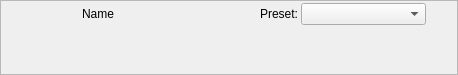
falkTX/Carla, file resources/ui/carla_plugin_zynfx.ui: the form before one commit.
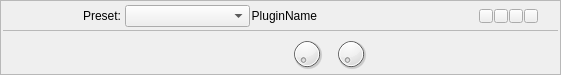
The form after the commit. Icons and pictures are not drawn. Custom widgets are drawn as their Qt base class.

Patch:
```diff
--- a/resources/ui/carla_plugin_zynfx.ui
+++ b/resources/ui/carla_plugin_zynfx.ui
@@ -6,7 +6,7 @@
    <rect>
     <x>0</x>
     <y>0</y>
-    <width>458</width>
+    <width>559</width>
     <height>75</height>
    </rect>
   </property>
@@ -22,128 +22,58 @@
   <property name="frameShadow">
    <enum>QFrame::Raised</enum>
   </property>
-  <layout class="QGridLayout" name="gridLayout">
+  <layout class="QVBoxLayout" name="verticalLayout">
+   <property name="spacing">
+    <number>1</number>
+   </property>
    <property name="leftMargin">
-    <number>4</number>
+    <number>2</number>
    </property>
    <property name="topMargin">
-    <number>2</number>
+    <number>3</number>
    </property>
    <property name="rightMargin">
-    <number>4</number>
+    <number>2</number>
    </property>
    <property name="bottomMargin">
-    <number>2</number>
-   </property>
-   <property name="horizontalSpacing">
-    <number>2</number>
-   </property>
-   <property name="verticalSpacing">
     <number>0</number>
    </property>
-   <item row="0" column="0" rowspan="2">
-    <widget class="DigitalPeakMeter" name="peak_in" native="true">
-     <property name="minimumSize">
-      <size>
-       <width>25</width>
-       <height>0</height>
-      </size>
-     </property>
-     <property name="maximumSize">
-      <size>
-       <width>25</width>
-       <height>16777215</height>
-      </size>
-     </property>
-    </widget>
-   </item>
-   <item row="0" column="4" rowspan="2">
-    <widget class="DigitalPeakMeter" name="peak_out" native="true">
-     <property name="minimumSize">
-      <size>
-       <width>25</width>
-       <height>0</height>
-      </size>
-     </property>
-     <property name="maximumSize">
-      <size>
-       <width>25</width>
-       <height>16777215</height>
-      </size>
-     </property>
-    </widget>
-   </item>
-   <item row="1" column="2">
-    <widget class="QWidget" name="container" native="true">
-     <layout class="QHBoxLayout" name="horizontalLayout">
-      <item>
-       <spacer name="horizontalSpacer">
-        <property name="orientation">
-         <enum>Qt::Horizontal</enum>
-        </property>
-        <property name="sizeHint" stdset="0">
-         <size>
-          <width>306</width>
-          <height>20</height>
-         </size>
-        </property>
-       </spacer>
-      </item>
-     </layout>
-    </widget>
-   </item>
-   <item row="1" column="3">
-    <spacer name="horizontalSpacer_4">
-     <property name="orientation">
-      <enum>Qt::Horizontal</enum>
-     </property>
-     <property name="sizeType">
-      <enum>QSizePolicy::Fixed</enum>
-     </property>
-     <property name="sizeHint" stdset="0">
-      <size>
-       <width>5</width>
-       <height>5</height>
-      </size>
-     </property>
-    </spacer>
-   </item>
-   <item row="1" column="1">
-    <spacer name="horizontalSpacer_3">
-     <property name="orientation">
-      <enum>Qt::Horizontal</enum>
-     </property>
-     <property name="sizeType">
-      <enum>QSizePolicy::Fixed</enum>
-     </property>
-     <property name="sizeHint" stdset="0">
-      <size>
-       <width>5</width>
-       <height>5</height>
-      </size>
-     </property>
-    </spacer>
-   </item>
-   <item row="0" column="1" colspan="3">
+   <item>
     <layout class="QHBoxLayout" name="horizontalLayout_2">
      <property name="spacing">
-      <number>3</number>
+      <number>1</number>
      </property>
      <property name="margin">
       <number>0</number>
      </property>
+     <item>
+      <spacer name="horizontalSpacer_5">
+       <property name="orientation">
+        <enum>Qt::Horizontal</enum>
+       </property>
+       <property name="sizeType">
+        <enum>QSizePolicy::Fixed</enum>
+       </property>
+       <property name="sizeHint" stdset="0">
+        <size>
+         <width>20</width>
+         <height>1</height>
+        </size>
+       </property>
+      </spacer>
+     </item>
      <item>
       <widget class="PixmapButton" name="b_enable">
        <property name="minimumSize">
         <size>
-         <width>22</width>
-         <height>22</height>
+         <width>24</width>
+         <height>24</height>
         </size>
        </property>
        <property name="maximumSize">
         <size>
-         <width>22</width>
-         <height>22</height>
+         <width>24</width>
+         <height>24</height>
         </size>
        </property>
        <property name="text">
@@ -171,14 +101,14 @@
       <widget class="PixmapButton" name="b_edit">
        <property name="minimumSize">
         <size>
-         <width>22</width>
-         <height>22</height>
+         <width>24</width>
+         <height>24</height>
         </size>
        </property>
        <property name="maximumSize">
         <size>
-         <width>22</width>
-         <height>22</height>
+         <width>24</width>
+         <height>24</height>
         </size>
        </property>
        <property name="text">
@@ -202,28 +132,18 @@
        </property>
       </widget>
      </item>
-     <item>
-      <widget class="QLabel" name="label_name">
-       <property name="text">
-        <string>Name</string>
-       </property>
-       <property name="textFormat">
-        <enum>Qt::PlainText</enum>
-       </property>
-       <property name="alignment">
-        <set>Qt::AlignLeading|Qt::AlignLeft|Qt::AlignVCenter</set>
-       </property>
-      </widget>
-     </item>
      <item>
       <spacer name="horizontalSpacer_2">
        <property name="orientation">
         <enum>Qt::Horizontal</enum>
        </property>
+       <property name="sizeType">
+        <enum>QSizePolicy::Fixed</enum>
+       </property>
        <property name="sizeHint" stdset="0">
         <size>
-         <width>138</width>
-         <height>20</height>
+         <width>10</width>
+         <height>10</height>
         </size>
        </property>
       </spacer>
@@ -238,6 +158,22 @@
        </property>
       </widget>
      </item>
+     <item>
+      <spacer name="horizontalSpacer_7">
+       <property name="orientation">
+        <enum>Qt::Horizontal</enum>
+       </property>
+       <property name="sizeType">
+        <enum>QSizePolicy::Fixed</enum>
+       </property>
+       <property name="sizeHint" stdset="0">
+        <size>
+         <width>3</width>
+         <height>10</height>
+        </size>
+       </property>
+      </spacer>
+     </item>
      <item>
       <widget class="QComboBox" name="cb_presets">
        <property name="minimumSize">
@@ -248,6 +184,327 @@
        </property>
       </widget>
      </item>
+     <item>
+      <spacer name="horizontalSpacer_8">
+       <property name="orientation">
+        <enum>Qt::Horizontal</enum>
+       </property>
+       <property name="sizeHint" stdset="0">
+        <size>
+         <width>40</width>
+         <height>20</height>
+        </size>
+       </property>
+      </spacer>
+     </item>
+     <item>
+      <widget class="QLabel" name="label_name">
+       <property name="text">
+        <string>PluginName</string>
+       </property>
+       <property name="textFormat">
+        <enum>Qt::PlainText</enum>
+       </property>
+       <property name="alignment">
+        <set>Qt::AlignRight|Qt::AlignTrailing|Qt::AlignVCenter</set>
+       </property>
+      </widget>
+     </item>
+     <item>
+      <spacer name="horizontalSpacer">
+       <property name="orientation">
+        <enum>Qt::Horizontal</enum>
+       </property>
+       <property name="sizeHint" stdset="0">
+        <size>
+         <width>40</width>
+         <height>20</height>
+        </size>
+       </property>
+      </spacer>
+     </item>
+     <item>
+      <widget class="QLabel" name="spacer_counter">
+       <property name="minimumSize">
+        <size>
+         <width>160</width>
+         <height>0</height>
+        </size>
+       </property>
+       <property name="maximumSize">
+        <size>
+         <width>160</width>
+         <height>16777215</height>
+        </size>
+       </property>
+       <property name="text">
+        <string/>
+       </property>
+       <property name="alignment">
+        <set>Qt::AlignCenter</set>
+       </property>
+      </widget>
+     </item>
+     <item>
+      <widget class="LEDButton" name="led_control">
+       <property name="minimumSize">
+        <size>
+         <width>14</width>
+         <height>14</height>
+        </size>
+       </property>
+       <property name="maximumSize">
+        <size>
+         <width>14</width>
+         <height>14</height>
+        </size>
+       </property>
+       <property name="text">
+        <string/>
+       </property>
+       <property name="checkable">
+        <bool>true</bool>
+       </property>
+      </widget>
+     </item>
+     <item>
+      <widget class="LEDButton" name="led_midi">
+       <property name="minimumSize">
+        <size>
+         <width>14</width>
+         <height>14</height>
+        </size>
+       </property>
+       <property name="maximumSize">
+        <size>
+         <width>14</width>
+         <height>14</height>
+        </size>
+       </property>
+       <property name="text">
+        <string/>
+       </property>
+       <property name="checkable">
+        <bool>true</bool>
+       </property>
+      </widget>
+     </item>
+     <item>
+      <widget class="LEDButton" name="led_audio_in">
+       <property name="minimumSize">
+        <size>
+         <width>14</width>
+         <height>14</height>
+        </size>
+       </property>
+       <property name="maximumSize">
+        <size>
+         <width>14</width>
+         <height>14</height>
+        </size>
+       </property>
+       <property name="text">
+        <string/>
+       </property>
+       <property name="checkable">
+        <bool>true</bool>
+       </property>
+      </widget>
+     </item>
+     <item>
+      <widget class="LEDButton" name="led_audio_out">
+       <property name="minimumSize">
+        <size>
+         <width>14</width>
+         <height>14</height>
+        </size>
+       </property>
+       <property name="maximumSize">
+        <size>
+         <width>14</width>
+         <height>14</height>
+        </size>
+       </property>
+       <property name="text">
+        <string/>
+       </property>
+       <property name="checkable">
+        <bool>true</bool>
+       </property>
+      </widget>
+     </item>
+     <item>
+      <spacer name="horizontalSpacer_6">
+       <property name="orientation">
+        <enum>Qt::Horizontal</enum>
+       </property>
+       <property name="sizeType">
+        <enum>QSizePolicy::Fixed</enum>
+       </property>
+       <property name="sizeHint" stdset="0">
+        <size>
+         <width>20</width>
+         <height>1</height>
+        </size>
+       </property>
+      </spacer>
+     </item>
+    </layout>
+   </item>
+   <item>
+    <widget class="Line" name="line">
+     <property name="lineWidth">
+      <number>0</number>
+     </property>
+     <property name="midLineWidth">
+      <number>1</number>
+     </property>
+     <property name="orientation">
+      <enum>Qt::Horizontal</enum>
+     </property>
+    </widget>
+   </item>
+   <item>
+    <layout class="QHBoxLayout" name="horizontalLayout_3">
+     <property name="spacing">
+      <number>10</number>
+     </property>
+     <property name="topMargin">
+      <number>2</number>
+     </property>
+     <item>
+      <widget class="QWidget" name="w_screws_left" native="true">
+       <property name="minimumSize">
+        <size>
+         <width>20</width>
+         <height>0</height>
+        </size>
+       </property>
+       <property name="maximumSize">
+        <size>
+         <width>20</width>
+         <height>16777215</height>
+        </size>
+       </property>
+      </widget>
+     </item>
+     <item>
+      <widget class="QWidget" name="w_knobs" native="true">
+       <layout class="QHBoxLayout" name="horizontalLayout_4"/>
+      </widget>
+     </item>
+     <item>
+      <spacer name="horizontalSpacer_3">
+       <property name="orientation">
+        <enum>Qt::Horizontal</enum>
+       </property>
+       <property name="sizeHint" stdset="0">
+        <size>
+         <width>40</width>
+         <height>20</height>
+        </size>
+       </property>
+      </spacer>
+     </item>
+     <item>
+      <widget class="PixmapDial" name="dial_drywet">
+       <property name="minimumSize">
+        <size>
+         <width>34</width>
+         <height>34</height>
+        </size>
+       </property>
+       <property name="maximumSize">
+        <size>
+         <width>34</width>
+         <height>34</height>
+        </size>
+       </property>
+      </widget>
+     </item>
+     <item>
+      <widget class="PixmapDial" name="dial_vol">
+       <property name="minimumSize">
+        <size>
+         <width>34</width>
+         <height>34</height>
+        </size>
+       </property>
+       <property name="maximumSize">
+        <size>
+         <width>34</width>
+         <height>34</height>
+        </size>
+       </property>
+      </widget>
+     </item>
+     <item>
+      <layout class="QVBoxLayout" name="verticalLayout_3">
+       <property name="spacing">
+        <number>1</number>
+       </property>
+       <property name="leftMargin">
+        <number>0</number>
+       </property>
+       <property name="topMargin">
+        <number>0</number>
+       </property>
+       <property name="rightMargin">
+        <number>0</number>
+       </property>
+       <property name="bottomMargin">
+        <number>4</number>
+       </property>
+       <item>
+        <widget class="DigitalPeakMeter" name="peak_in" native="true">
+         <property name="minimumSize">
+          <size>
+           <width>150</width>
+           <height>0</height>
+          </size>
+         </property>
+         <property name="maximumSize">
+          <size>
+           <width>150</width>
+           <height>16777215</height>
+          </size>
+         </property>
+        </widget>
+       </item>
+       <item>
+        <widget class="DigitalPeakMeter" name="peak_out" native="true">
+         <property name="minimumSize">
+          <size>
+           <width>150</width>
+           <height>0</height>
+          </size>
+         </property>
+         <property name="maximumSize">
+          <size>
+           <width>150</width>
+           <height>16777215</height>
+          </size>
+         </property>
+        </widget>
+       </item>
+      </layout>
+     </item>
+     <item>
+      <widget class="QWidget" name="w_screws_right" native="true">
+       <property name="minimumSize">
+        <size>
+         <width>20</width>
+         <height>0</height>
+        </size>
+       </property>
+       <property name="maximumSize">
+        <size>
+         <width>20</width>
+         <height>16777215</height>
+        </size>
+       </property>
+      </widget>
+     </item>
     </layout>
    </item>
   </layout>
@@ -259,11 +516,21 @@
    <header>digitalpeakmeter.h</header>
    <container>1</container>
   </customwidget>
+  <customwidget>
+   <class>LEDButton</class>
+   <extends>QPushButton</extends>
+   <header>ledbutton.h</header>
+  </customwidget>
   <customwidget>
    <class>PixmapButton</class>
    <extends>QPushButton</extends>
    <header>pixmapbutton.h</header>
   </customwidget>
+  <customwidget>
+   <class>PixmapDial</class>
+   <extends>QDial</extends>
+   <header>pixmapdial.h</header>
+  </customwidget>
  </customwidgets>
  <resources>
   <include location="../resources.qrc"/>
```
